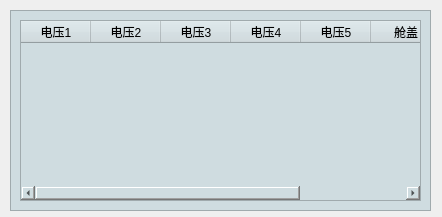
This is terminal/TableView/crecv34hdialog.ui in shanlizi/QT_GF_Software as Qt 5 draws it before an edit. The edited form follows.
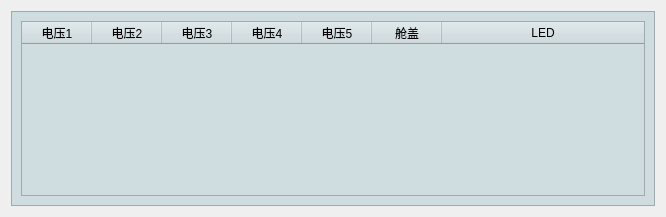
This is the edited form.

Patch:
```diff
--- a/terminal/TableView/crecv34hdialog.ui
+++ b/terminal/TableView/crecv34hdialog.ui
@@ -6,22 +6,16 @@
    <rect>
     <x>0</x>
     <y>0</y>
-    <width>442</width>
+    <width>666</width>
     <height>217</height>
    </rect>
   </property>
   <property name="windowTitle">
    <string>Dialog</string>
   </property>
+  <layout class="QHBoxLayout" name="horizontalLayout">
+   <item>
   <widget class="QFrame" name="frame">
-   <property name="geometry">
-    <rect>
-     <x>10</x>
-     <y>10</y>
-     <width>421</width>
-     <height>201</height>
-    </rect>
-   </property>
    <property name="styleSheet">
     <string notr="true">background-color: rgb(207, 220, 224);</string>
    </property>
@@ -31,15 +25,9 @@
    <property name="frameShadow">
     <enum>QFrame::Raised</enum>
    </property>
+     <layout class="QVBoxLayout" name="verticalLayout">
+      <item>
    <widget class="QTableWidget" name="tableWidget_34H">
-    <property name="geometry">
-     <rect>
-      <x>10</x>
-      <y>10</y>
-      <width>401</width>
-      <height>181</height>
-     </rect>
-    </property>
     <attribute name="horizontalHeaderDefaultSectionSize">
      <number>70</number>
     </attribute>
@@ -82,7 +70,11 @@
      </property>
     </column>
    </widget>
-  </widget>
+      </item>
+     </layout>
+    </widget>
+   </item>
+  </layout>
  </widget>
  <resources/>
  <connections/>
```
Lines whose indentation alone changed are shown as unchanged.
